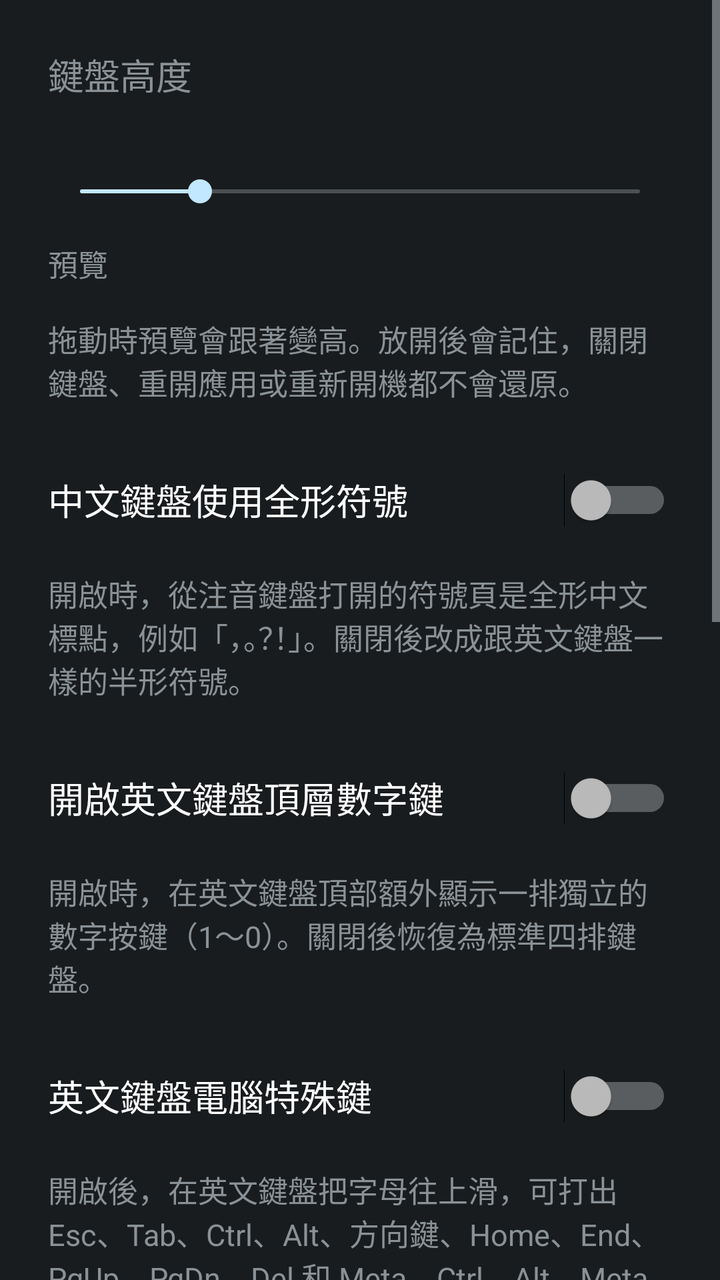
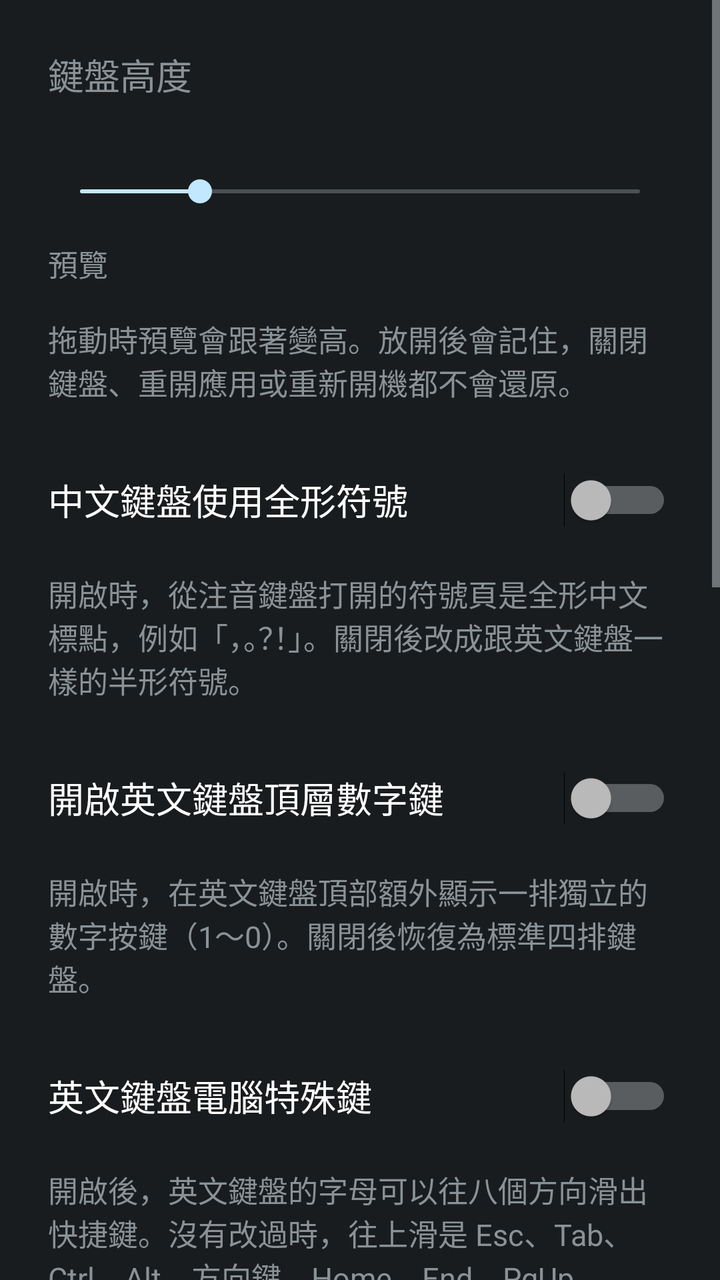

An Android layout rendered at two revisions. The XML below is the earlier revision; the diff shows what the commit changed to produce the second picture.
<!-- AndroidManifest.xml: application theme Theme.FsKeyboard -->
<!-- res/layout/activity_ime_settings.xml -->
<?xml version="1.0" encoding="utf-8"?>
<ScrollView xmlns:android="http://schemas.android.com/apk/res/android"
    android:id="@+id/settings_root"
    android:layout_width="match_parent"
    android:layout_height="match_parent"
    android:clipToPadding="true">

    <LinearLayout
        android:layout_width="match_parent"
        android:layout_height="wrap_content"
        android:orientation="vertical"
        android:padding="24dp">

        <TextView
            android:layout_width="match_parent"
            android:layout_height="wrap_content"
            android:text="@string/keyboard_height_label"
            android:textSize="18sp" />

        <TextView
            android:id="@+id/keyboard_height_value"
            android:layout_width="match_parent"
            android:layout_height="wrap_content"
            android:paddingTop="8dp"
            android:textSize="15sp" />

        <SeekBar
            android:id="@+id/keyboard_height"
            android:layout_width="match_parent"
            android:layout_height="wrap_content"
            android:layout_marginTop="8dp"
            android:min="36"
            android:max="64"
            android:progress="42"
            android:contentDescription="@string/keyboard_height_label" />

        <TextView
            android:layout_width="match_parent"
            android:layout_height="wrap_content"
            android:paddingTop="16dp"
            android:text="@string/keyboard_height_preview"
            android:textSize="15sp" />

        <LinearLayout
            android:id="@+id/keyboard_height_preview"
            android:layout_width="match_parent"
            android:layout_height="wrap_content"
            android:layout_marginTop="8dp"
            android:orientation="vertical"
            android:contentDescription="@string/keyboard_height_preview" />

        <TextView
            android:layout_width="match_parent"
            android:layout_height="wrap_content"
            android:paddingTop="8dp"
            android:paddingBottom="24dp"
            android:text="@string/keyboard_height_summary"
            android:textSize="15sp" />

        <Switch
            android:id="@+id/full_width_switch"
            android:layout_width="match_parent"
            android:layout_height="wrap_content"
            android:minHeight="48dp"
            android:text="@string/full_width_switch"
            android:textSize="18sp" />

        <TextView
            android:layout_width="match_parent"
            android:layout_height="wrap_content"
            android:paddingTop="12dp"
            android:paddingBottom="24dp"
            android:text="@string/full_width_summary"
            android:textSize="15sp" />

        <Switch
            android:id="@+id/latin_top_number_row_switch"
            android:layout_width="match_parent"
            android:layout_height="wrap_content"
            android:minHeight="48dp"
            android:text="@string/latin_top_number_row_switch"
            android:textSize="18sp" />

        <TextView
            android:id="@+id/latin_top_number_row_summary"
            android:layout_width="match_parent"
            android:layout_height="wrap_content"
            android:paddingTop="12dp"
            android:paddingBottom="24dp"
            android:text="@string/latin_top_number_row_summary"
            android:textSize="15sp" />

        <Switch
            android:id="@+id/latin_computer_keys_switch"
            android:layout_width="match_parent"
            android:layout_height="wrap_content"
            android:minHeight="48dp"
            android:text="@string/latin_computer_keys_switch"
            android:textSize="18sp" />

        <TextView
            android:id="@+id/latin_computer_keys_summary"
            android:layout_width="match_parent"
            android:layout_height="wrap_content"
            android:paddingTop="12dp"
            android:paddingBottom="24dp"
            android:text="@string/latin_computer_keys_summary"
            android:textSize="15sp" />

        <Switch
            android:id="@+id/vibration_switch"
            android:layout_width="match_parent"
            android:layout_height="wrap_content"
            android:minHeight="48dp"
            android:text="@string/vibration_switch"
            android:textSize="18sp" />

        <TextView
            android:id="@+id/vibration_summary"
            android:layout_width="match_parent"
            android:layout_height="wrap_content"
            android:paddingTop="12dp"
            android:paddingBottom="24dp"
            android:text="@string/vibration_summary"
            android:textSize="15sp" />

        <Switch
            android:id="@+id/key_preview_switch"
            android:layout_width="match_parent"
            android:layout_height="wrap_content"
            android:minHeight="48dp"
            android:text="@string/key_preview_switch"
            android:textSize="18sp" />

        <TextView
            android:id="@+id/key_preview_summary"
            android:layout_width="match_parent"
            android:layout_height="wrap_content"
            android:paddingTop="12dp"
            android:paddingBottom="24dp"
            android:text="@string/key_preview_summary"
            android:textSize="15sp" />

        <Switch
            android:id="@+id/rerank_switch"
            android:layout_width="match_parent"
            android:layout_height="wrap_content"
            android:minHeight="48dp"
            android:text="@string/rerank_switch"
            android:textSize="18sp" />

        <TextView
            android:layout_width="match_parent"
            android:layout_height="wrap_content"
            android:paddingTop="12dp"
            android:text="@string/rerank_summary"
            android:textSize="15sp" />

        <TextView
            android:id="@+id/rerank_model"
            android:layout_width="match_parent"
            android:layout_height="wrap_content"
            android:paddingTop="12dp"
            android:textSize="15sp" />

        <TextView
            android:layout_width="match_parent"
            android:layout_height="wrap_content"
            android:paddingTop="24dp"
            android:text="@string/key_latency_label"
            android:textSize="18sp" />

        <TextView
            android:id="@+id/key_latency_value"
            android:layout_width="match_parent"
            android:layout_height="wrap_content"
            android:paddingTop="8dp"
            android:textSize="15sp" />

        <TextView
            android:layout_width="match_parent"
            android:layout_height="wrap_content"
            android:paddingTop="8dp"
            android:text="@string/key_latency_summary"
            android:textSize="15sp" />

        <Button
            android:id="@+id/key_latency_reset"
            android:layout_width="wrap_content"
            android:layout_height="wrap_content"
            android:layout_marginTop="8dp"
            android:text="@string/key_latency_reset" />
    </LinearLayout>
</ScrollView>
<!-- resources referenced by this layout -->
<resources>
  <string name="full_width_summary">開啟時，從注音鍵盤打開的符號頁是全形中文標點，例如「，。？！」。關閉後改成跟英文鍵盤一樣的半形符號。</string>
  <string name="full_width_switch">中文鍵盤使用全形符號</string>
  <string name="key_latency_label">按鍵延遲</string>
  <string name="key_latency_reset">清除</string>
  <string name="key_latency_summary">從手指放開到鍵盤畫出結果的時間。只留最近 200 次，鍵盤程式重開後會歸零。</string>
  <string name="key_preview_summary">開啟時，按下注音、字母或符號，會在按鍵上方短暫浮出放大的字。空白鍵、刪除和功能鍵不會出現。</string>
  <string name="key_preview_switch">按鍵懸浮提示</string>
  <string name="keyboard_height_label">鍵盤高度</string>
  <string name="keyboard_height_preview">預覽</string>
  <string name="keyboard_height_summary">拖動時預覽會跟著變高。放開後會記住，關閉鍵盤、重開應用或重新開機都不會還原。</string>
  <string name="latin_computer_keys_summary">開啟後，在英文鍵盤把字母往上滑，可打出 Esc、Tab、Ctrl、Alt、方向鍵、Home、End、PgUp、PgDn、Del 和 Meta。Ctrl、Alt、Meta 會加在下一個按鍵上，再滑一次就取消。</string>
  <string name="latin_computer_keys_switch">英文鍵盤電腦特殊鍵</string>
  <string name="latin_top_number_row_summary">開啟時，在英文鍵盤頂部額外顯示一排獨立的數字按鍵（1～0）。關閉後恢復為標準四排鍵盤。</string>
  <string name="latin_top_number_row_switch">開啟英文鍵盤頂層數字鍵</string>
  <string name="rerank_summary">用游標前最近 20 字，對最多 9 個候選重新排序。超過 50ms 或模型出錯就改回原本順序。</string>
  <string name="rerank_switch">神經重排</string>
  <string name="vibration_summary">開啟時，按下按鍵或滑動游標時會產生觸覺震動回饋。關閉後不震動。</string>
  <string name="vibration_switch">按鍵振動回饋</string>
  <style name="Theme.FsKeyboard" parent="android:Theme.DeviceDefault" />
</resources>

<!-- the commit's change to res/layout/activity_ime_settings.xml (unified diff, before → after) -->
@@ -103,9 +103,55 @@
             android:layout_width="match_parent"
             android:layout_height="wrap_content"
             android:paddingTop="12dp"
-            android:paddingBottom="24dp"
+            android:paddingBottom="16dp"
             android:text="@string/latin_computer_keys_summary"
             android:textSize="15sp" />
+
+        <LinearLayout
+            android:id="@+id/computer_key_editor"
+            android:layout_width="match_parent"
+            android:layout_height="wrap_content"
+            android:orientation="vertical"
+            android:paddingBottom="24dp"
+            android:visibility="gone">
+
+            <TextView
+                android:id="@+id/computer_key_editor_hint"
+                android:layout_width="match_parent"
+                android:layout_height="wrap_content"
+                android:text="@string/computer_key_editor_hint"
+                android:textSize="15sp" />
+
+            <LinearLayout
+                android:id="@+id/computer_key_keyboard"
+                android:layout_width="match_parent"
+                android:layout_height="wrap_content"
+                android:layout_marginTop="12dp"
+                android:orientation="vertical" />
+
+            <TextView
+                android:id="@+id/computer_key_letter"
+                android:layout_width="match_parent"
+                android:layout_height="wrap_content"
+                android:paddingTop="12dp"
+                android:text="@string/computer_key_pick_letter"
+                android:textSize="16sp" />
+
+            <GridLayout
+                android:id="@+id/computer_key_pad"
+                android:layout_width="match_parent"
+                android:layout_height="wrap_content"
+                android:layout_marginTop="8dp"
+                android:alignmentMode="alignBounds"
+                android:columnCount="3" />
+
+            <Button
+                android:id="@+id/computer_key_reset"
+                android:layout_width="wrap_content"
+                android:layout_height="wrap_content"
+                android:layout_marginTop="8dp"
+                android:text="@string/computer_key_reset" />
+        </LinearLayout>
 
         <Switch
             android:id="@+id/vibration_switch"
<!-- resource entries referenced after the edit -->
@@ -1,5 +1,8 @@
 <!-- resources referenced by this layout -->
 <resources>
+  <string name="computer_key_editor_hint">點一個字母，再點一個方向，指定快捷鍵或符號。已經用在別的字母或方向上的不能再選，要先清除原本的位置。</string>
+  <string name="computer_key_pick_letter">先點選一個字母</string>
+  <string name="computer_key_reset">還原預設</string>
   <string name="full_width_summary">開啟時，從注音鍵盤打開的符號頁是全形中文標點，例如「，。？！」。關閉後改成跟英文鍵盤一樣的半形符號。</string>
   <string name="full_width_switch">中文鍵盤使用全形符號</string>
   <string name="key_latency_label">按鍵延遲</string>
@@ -10,7 +13,7 @@
   <string name="keyboard_height_label">鍵盤高度</string>
   <string name="keyboard_height_preview">預覽</string>
   <string name="keyboard_height_summary">拖動時預覽會跟著變高。放開後會記住，關閉鍵盤、重開應用或重新開機都不會還原。</string>
-  <string name="latin_computer_keys_summary">開啟後，在英文鍵盤把字母往上滑，可打出 Esc、Tab、Ctrl、Alt、方向鍵、Home、End、PgUp、PgDn、Del 和 Meta。Ctrl、Alt、Meta 會加在下一個按鍵上，再滑一次就取消。</string>
+  <string name="latin_computer_keys_summary">開啟後，英文鍵盤的字母可以往八個方向滑出快捷鍵。沒有改過時，往上滑是 Esc、Tab、Ctrl、Alt、方向鍵、Home、End、PgUp、PgDn、Del 和 Meta。方向也可以指定鍵盤符號，例如 ! @ #、引號、括號、標點，以及 … — · ° ± × ÷，滑過去會打出那個符號。Ctrl、Alt、Meta 會加在下一個按鍵上，再滑一次就取消。滑向沒有設定的方向不會打出字母。</string>
   <string name="latin_computer_keys_switch">英文鍵盤電腦特殊鍵</string>
   <string name="latin_top_number_row_summary">開啟時，在英文鍵盤頂部額外顯示一排獨立的數字按鍵（1～0）。關閉後恢復為標準四排鍵盤。</string>
   <string name="latin_top_number_row_switch">開啟英文鍵盤頂層數字鍵</string>
